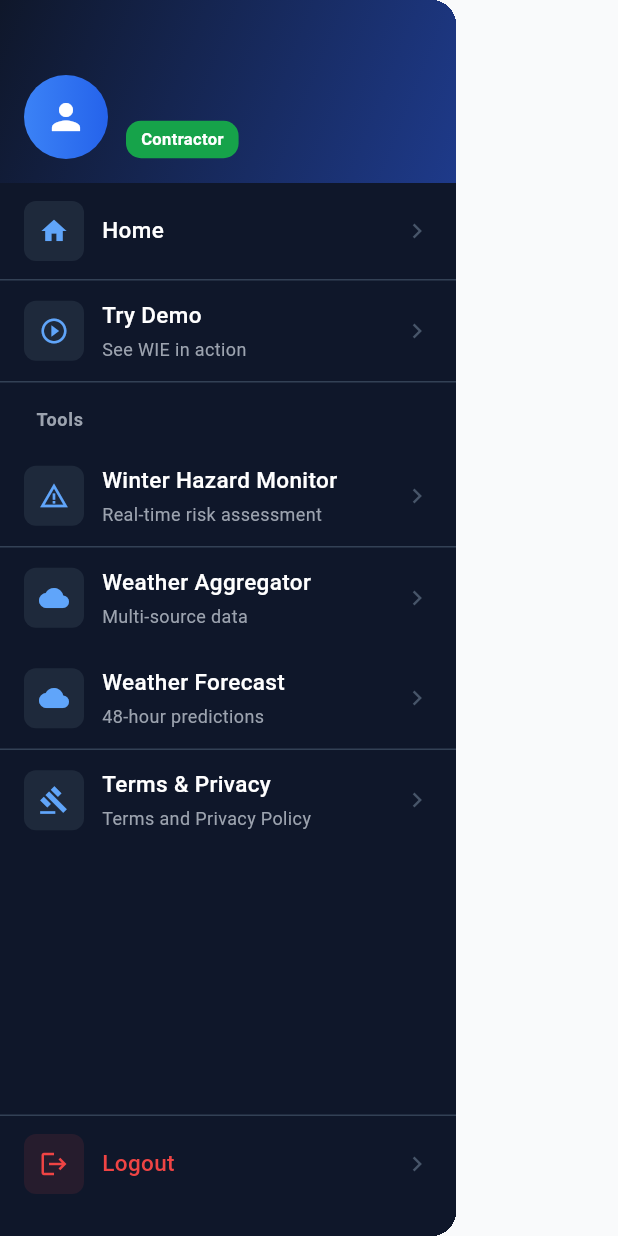
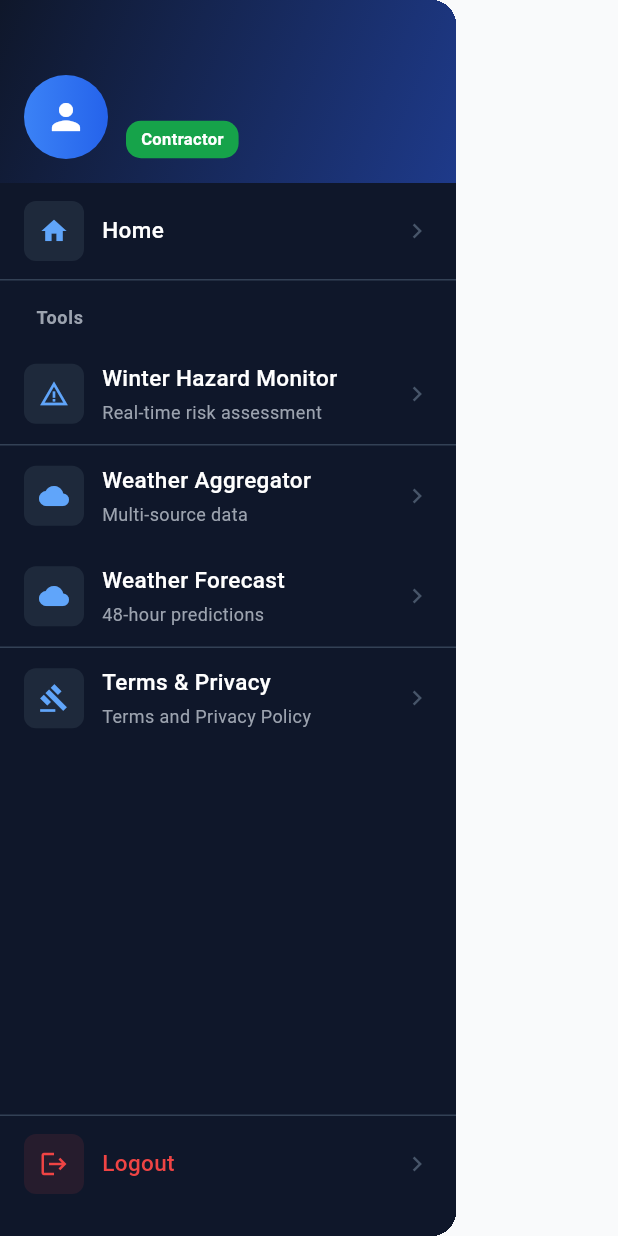
Before and after one commit to jschultz1027/wie-mobile, a Flutter app: the AppDrawer widget shown alone on an empty page, opened directly, on a phone screen of 412 x 824 dp. Run offline on Flutter 3.47's test engine with Material 3 defaults, Android fonts, the phone set to English and light mode, and no system bars; drawn by our look-alikes of toastification; our stand-ins replace chewie, fl_chart, geolocator, image_picker, shared_preferences, table_calendar and 1 more; accounts and stored records are empty; network calls fail.

Commit message:
remove try demo

```diff
--- a/lib/widgets/app_drawer.dart
+++ b/lib/widgets/app_drawer.dart
@@ -146,26 +146,6 @@ class AppDrawer extends StatelessWidget {
                   // Divider
                   Divider(color: Color(0xFF334155), height: 1),
 
-                  // Try Demo
-                  _buildMenuItem(
-                    context,
-                    icon: Icons.play_circle_outline,
-                    title: 'Try Demo',
-                    subtitle: 'See WIE in action',
-                    onTap: () {
-                      Navigator.pop(context);
-                      Navigator.push(
-                        context,
-                        MaterialPageRoute(
-                          builder: (_) => DemoScreen(),
-                        ),
-                      );
-                    },
-                  ),
-
-                  // Divider
-                  Divider(color: Color(0xFF334155), height: 1),
-
                   // Tools Section Header
                   _buildSectionHeader('Tools'),
 
@@ -284,6 +264,21 @@ class AppDrawer extends StatelessWidget {
 
                   // Admin-specific Tools
                   if (user.isAdmin) ...[
+                    _buildMenuItem(
+                      context,
+                      icon: Icons.play_circle_outline,
+                      title: 'Try Demo',
+                      subtitle: 'See WIE in action',
+                      onTap: () {
+                        Navigator.pop(context);
+                        Navigator.push(
+                          context,
+                          MaterialPageRoute(
+                            builder: (_) => DemoScreen(),
+                          ),
+                        );
+                      },
+                    ),
                     _buildMenuItem(
                       context,
                       icon: Icons.account_tree,
```
Also changed, not shown: lib/screens/demo/demo_screen.dart (+9 -1 lines), lib/screens/pipeline/complete_pipeline_screen.dart (+12 -0 lines).
